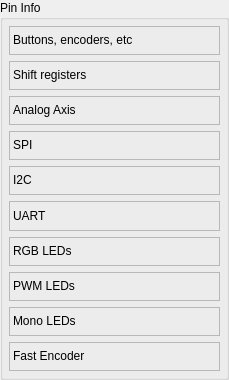
Above: src/widgets/pins/pintypehelper.ui from jynychen/FreeJoyConfiguratorQt before the change. Below: the same form after it.
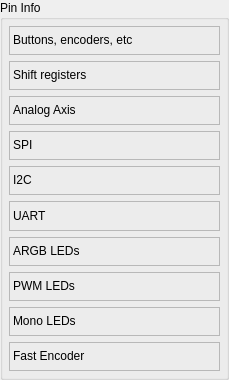
That is the form after the change. Icons and pictures are not drawn.

```diff
--- a/src/widgets/pins/pintypehelper.ui
+++ b/src/widgets/pins/pintypehelper.ui
@@ -137,7 +137,7 @@
          <enum>QFrame::StyledPanel</enum>
         </property>
         <property name="text">
-         <string>&lt;html&gt;&lt;head/&gt;&lt;body&gt;&lt;p&gt;RGB LEDs&lt;img src=&quot;:/Images/info_icon.png&quot; width=&quot;10&quot; align=&quot;right&quot;/&gt;&lt;/p&gt;&lt;/body&gt;&lt;/html&gt;</string>
+         <string>&lt;html&gt;&lt;head/&gt;&lt;body&gt;&lt;p&gt;ARGB LEDs&lt;img src=&quot;:/Images/info_icon.png&quot; width=&quot;10&quot; style=&quot;float: right;&quot;/&gt;&lt;/p&gt;&lt;/body&gt;&lt;/html&gt;</string>
         </property>
        </widget>
       </item>
```
Left out of the diff: 2 changed lines with no effect on the pictures.
